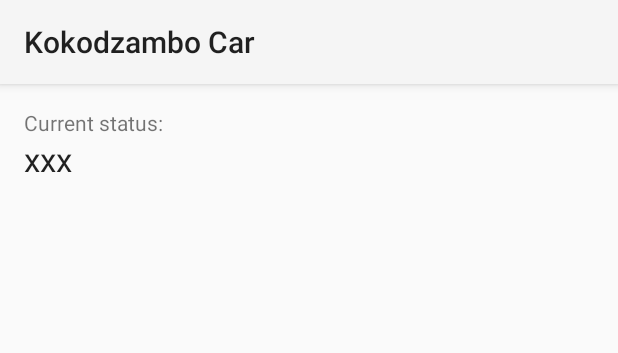
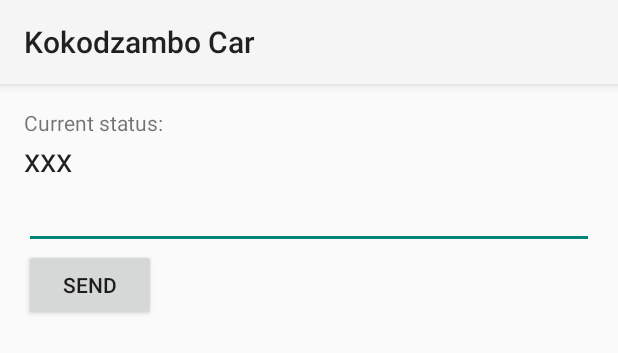
Before and after one commit to mzapotoczny/KokodzamboCar, an Android app: the layout activity_status.xml on its own in the app's theme, with its tools: preview values and no code run, on a phone screen of 412 x 824 dp. Shown: the top 353 px of the screen. Run offline under Robolectric (Android 15) with nearby library versions, the phone set to English and light mode, and no system bars.

Commit message:
Działa PoC

```diff
--- a/client/app/src/main/java/pl/wroc/uni/ii/kokodzambocar/BluetoothInterface.java
+++ b/client/app/src/main/java/pl/wroc/uni/ii/kokodzambocar/BluetoothInterface.java
@@ -3,10 +3,9 @@ package pl.wroc.uni.ii.kokodzambocar;
 /**
  * Created by michal on 07.11.14.
  */
-public interface BluetoothInterface {
+public interface BluetoothStatusInterface {
     public enum  BluetoothError {CONNECTION, STREAM, WRITE, READ, CLOSE};
 
     public void connected();
     public void error(BluetoothError reason);
-    public void receiveMessage(byte[] buffer, int length);
 }
--- a/client/app/src/main/res/layout/activity_status.xml
+++ b/client/app/src/main/res/layout/activity_status.xml
@@ -24,4 +24,24 @@
         android:layout_alignParentEnd="true"
         android:text="xxx" />
 
+    <EditText
+        android:layout_width="wrap_content"
+        android:layout_height="wrap_content"
+        android:id="@+id/sendText"
+        android:layout_below="@+id/statusText"
+        android:layout_alignParentLeft="true"
+        android:layout_alignParentStart="true"
+        android:layout_alignRight="@+id/statusText"
+        android:layout_alignEnd="@+id/statusText" />
+
+    <Button
+        android:layout_width="wrap_content"
+        android:layout_height="wrap_content"
+        android:text="send"
+        android:id="@+id/button"
+        android:layout_below="@+id/sendText"
+        android:layout_alignParentLeft="true"
+        android:layout_alignParentStart="true"
+        android:onClick="sendUserInput" />
+
 </RelativeLayout>
```
Also changed, not shown: client/app/src/main/java/pl/wroc/uni/ii/kokodzambocar/BluetoothThread.java (+19 -7 lines), client/app/src/main/java/pl/wroc/uni/ii/kokodzambocar/Status.java (+25 -4 lines).
